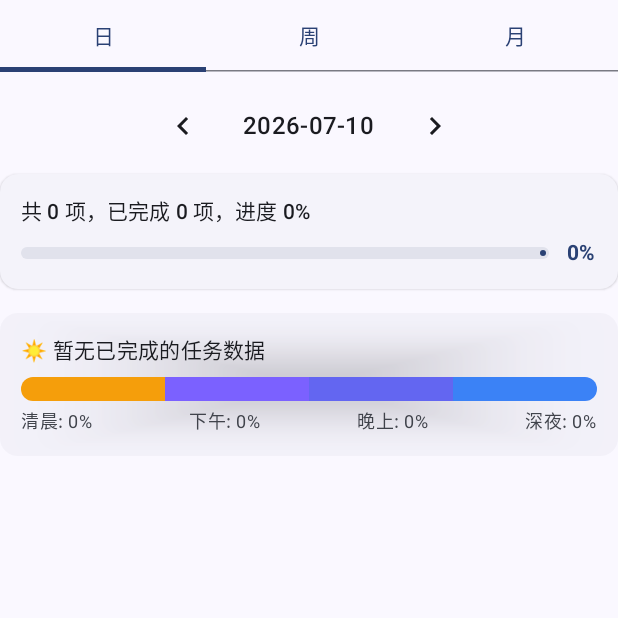
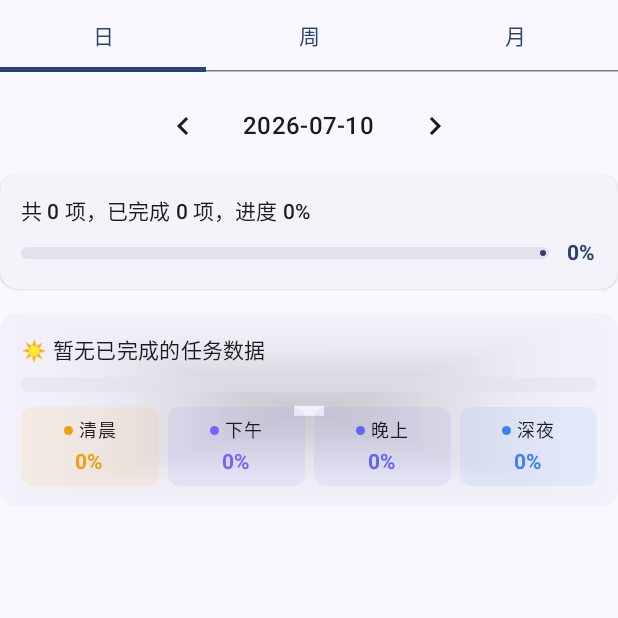
Before and after one commit to laotouhuan/Todo-sync, an Android app built with Jetpack Compose: the composable InsightsContent shown on its own in the app's theme, on a phone screen of 412 x 824 dp, the top half of it. Run offline under Robolectric (Android 15) with nearby library versions, the light colour scheme and no system bars; libraries missing offline, so code that uses them is left out: org.burnoutcrew.reorderable; 16 statements that could not run were skipped.

Commit message:
Todo 1.5.8

```diff
--- a/android/app/build.gradle.kts
+++ b/android/app/build.gradle.kts
@@ -13,8 +13,8 @@ android {
         applicationId = "com.todo.app"
         minSdk = 26
         targetSdk = 36
-        versionCode = 6
-        versionName = "1.1.1"
+        versionCode = 7
+        versionName = "1.1.2"
 
         testInstrumentationRunner = "androidx.test.runner.AndroidJUnitRunner"
     }
--- a/android/app/src/main/java/com/todo/app/ui/view/StatsView.kt
+++ b/android/app/src/main/java/com/todo/app/ui/view/StatsView.kt
@@ -6,6 +6,7 @@ import androidx.compose.foundation.layout.*
 import androidx.compose.foundation.lazy.LazyColumn
 import androidx.compose.foundation.lazy.items
 import androidx.compose.foundation.shape.RoundedCornerShape
+import androidx.compose.foundation.shape.CircleShape
 import androidx.compose.material.icons.Icons
 import androidx.compose.material.icons.automirrored.filled.KeyboardArrowLeft
 import androidx.compose.material.icons.automirrored.filled.KeyboardArrowRight
@@ -356,27 +357,35 @@ fun InsightsContent(viewModel: TodoViewModel, onEditTodo: (Todo) -> Unit) {
                 Spacer(Modifier.height(8.dp))
 
                 // Color bar
-                Row(
-                    modifier = Modifier.fillMaxWidth().height(16.dp).clip(RoundedCornerShape(8.dp))
-                ) {
-                    val weightMorning = if (morningCount == 0 && totalSlots == 0) 1f else morningCount.toFloat()
-                    val weightAfternoon = if (afternoonCount == 0 && totalSlots == 0) 1f else afternoonCount.toFloat()
-                    val weightEvening = if (eveningCount == 0 && totalSlots == 0) 1f else eveningCount.toFloat()
-                    val weightNight = if (nightCount == 0 && totalSlots == 0) 1f else nightCount.toFloat()
-
-                    if (weightMorning > 0f) Box(modifier = Modifier.weight(weightMorning).fillMaxHeight().background(Color(0xFFF59E0B)))
-                    if (weightAfternoon > 0f) Box(modifier = Modifier.weight(weightAfternoon).fillMaxHeight().background(Color(0xFF7B61FF)))
-                    if (weightEvening > 0f) Box(modifier = Modifier.weight(weightEvening).fillMaxHeight().background(Color(0xFF6366F1)))
-                    if (weightNight > 0f) Box(modifier = Modifier.weight(weightNight).fillMaxHeight().background(Color(0xFF3B82F6)))
+                if (totalSlots == 0) {
+                    Box(
+                        modifier = Modifier
+                            .fillMaxWidth()
+                            .height(10.dp)
+                            .clip(RoundedCornerShape(5.dp))
+                            .background(MaterialTheme.colorScheme.surfaceVariant.copy(alpha = 0.5f))
+                    )
+                } else {
+                    Row(
+                        modifier = Modifier.fillMaxWidth().height(10.dp).clip(RoundedCornerShape(5.dp))
+                    ) {
+                        if (morningCount > 0) Box(modifier = Modifier.weight(morningCount.toFloat()).fillMaxHeight().background(Color(0xFFF59E0B)))
+                        if (afternoonCount > 0) Box(modifier = Modifier.weight(afternoonCount.toFloat()).fillMaxHeight().background(Color(0xFF7B61FF)))
+                        if (eveningCount > 0) Box(modifier = Modifier.weight(eveningCount.toFloat()).fillMaxHeight().background(Color(0xFF6366F1)))
+                        if (nightCount > 0) Box(modifier = Modifier.weight(nightCount.toFloat()).fillMaxHeight().background(Color(0xFF3B82F6)))
+                    }
                 }
 
-                Spacer(Modifier.height(4.dp))
+                Spacer(Modifier.height(10.dp))
 
-                Row(modifier = Modifier.fillMaxWidth(), horizontalArrangement = Arrangement.SpaceBetween) {
-                    Text("清晨: $morningPct%", style = MaterialTheme.typography.bodySmall, color = MaterialTheme.colorScheme.onSurfaceVariant)
-                    Text("下午: $afternoonPct%", style = MaterialTheme.typography.bodySmall, color = MaterialTheme.colorScheme.onSurfaceVariant)
-                    Text("晚上: $eveningPct%", style = MaterialTheme.typography.bodySmall, color = MaterialTheme.colorScheme.onSurfaceVariant)
-                    Text("深夜: $nightPct%", style = MaterialTheme.typography.bodySmall, color = MaterialTheme.colorScheme.onSurfaceVariant)
+                Row(
+                    modifier = Modifier.fillMaxWidth(),
+                    horizontalArrangement = Arrangement.spacedBy(6.dp)
+                ) {
+                    TimeSlotLegendItem(label = "清晨", pct = morningPct, color = Color(0xFFF59E0B), modifier = Modifier.weight(1f))
+                    TimeSlotLegendItem(label = "下午", pct = afternoonPct, color = Color(0xFF7B61FF), modifier = Modifier.weight(1f))
+                    TimeSlotLegendItem(label = "晚上", pct = eveningPct, color = Color(0xFF6366F1), modifier = Modifier.weight(1f))
+                    TimeSlotLegendItem(label = "深夜", pct = nightPct, color = Color(0xFF3B82F6), modifier = Modifier.weight(1f))
                 }
 
                 if (makeupCheckinCount > 0) {
@@ -437,25 +446,16 @@ fun HealthContent(viewModel: TodoViewModel) {
     var throughputDays by remember { mutableIntStateOf(30) }
     var expandedDropdown by remember { mutableStateOf(false) }
 
-    val activeTodos = remember(todos) { todos.filter { !it.deleted } }
+    val activeTodos = remember(todos) {
+        todos.filter {
+            !it.deleted &&
+            it.taskType != TaskType.WEEKLY_CHECKIN &&
+            it.taskType != TaskType.MONTHLY_CHECKIN &&
+            it.recurring != "daily_repeat"
+        }
+    }
     val incompleteTodos = remember(activeTodos) {
-        val currentWeekStr = weekStringOf(LocalDate.now())
-        val currentMonthStr = monthStringOf(LocalDate.now())
-        activeTodos.filter { t ->
-            if (t.completed) {
-                false
-            } else {
-                // 排除过期的周/月打卡任务 (不管是否限定了次数)
-                if (t.taskType == TaskType.WEEKLY_CHECKIN && t.date != null && t.date!! < currentWeekStr) {
-                    false
-                } else if (t.taskType == TaskType.MONTHLY_CHECKIN && t.date != null && t.date!! < currentMonthStr) {
-                    false
-                } else {
-                    // 排除没有设定次数目标的打卡任务 (未过期时)
-                    !((t.taskType == TaskType.WEEKLY_CHECKIN || t.taskType == TaskType.MONTHLY_CHECKIN) && t.targetCount == null)
-                }
-            }
-        }
+        activeTodos.filter { !it.completed }
     }
 
     val nowTime = OffsetDateTime.now()
@@ -473,10 +473,6 @@ fun HealthContent(viewModel: TodoViewModel) {
     var completedCount = 0
 
     activeTodos.forEach { t ->
-        // 排除周/月打卡任务
-        if (t.taskType == TaskType.WEEKLY_CHECKIN || t.taskType == TaskType.MONTHLY_CHECKIN) {
-            return@forEach
-        }
         val createdDateTime = try {
             OffsetDateTime.parse(t.createdAt)
         } catch (e: Exception) {
@@ -509,6 +505,15 @@ fun HealthContent(viewModel: TodoViewModel) {
         modifier = Modifier.fillMaxSize(),
         verticalArrangement = Arrangement.spacedBy(16.dp)
     ) {
+        item {
+            Text(
+                text = "* 清单健康及相关指标仅统计普通单次任务，不含重复任务与周/月打卡",
+                style = MaterialTheme.typography.bodySmall,
+                color = MaterialTheme.colorScheme.onSurfaceVariant.copy(alpha = 0.6f),
+                modifier = Modifier.fillMaxWidth().padding(horizontal = 4.dp),
+                textAlign = TextAlign.Center
+            )
+        }
         // Health Grade Card
         item {
             ElevatedCard(
@@ -724,3 +729,33 @@ fun HealthContent(viewModel: TodoViewModel) {
         }
     }
 }
+
+@Composable
+private fun TimeSlotLegendItem(label: String, pct: Int, color: Color, modifier: Modifier = Modifier) {
+    Column(
+        horizontalAlignment = Alignment.CenterHorizontally,
+        modifier = modifier
+            .background(color.copy(alpha = 0.08f), RoundedCornerShape(8.dp))
+            .padding(vertical = 6.dp)
+    ) {
+        Row(verticalAlignment = Alignment.CenterVertically) {
+            Box(
+                modifier = Modifier
+                    .size(6.dp)
+                    .background(color, CircleShape)
+            )
+            Spacer(Modifier.width(4.dp))
+            Text(
+                text = label,
+                style = MaterialTheme.typography.bodySmall.copy(fontWeight = FontWeight.Medium),
+                color = MaterialTheme.colorScheme.onSurface
+            )
+        }
+        Spacer(Modifier.height(2.dp))
+        Text(
+            text = "$pct%",
+            style = MaterialTheme.typography.titleSmall.copy(fontWeight = FontWeight.Bold),
+            color = color
+        )
+    }
+}
```
Also changed, not shown: 5 other files.
